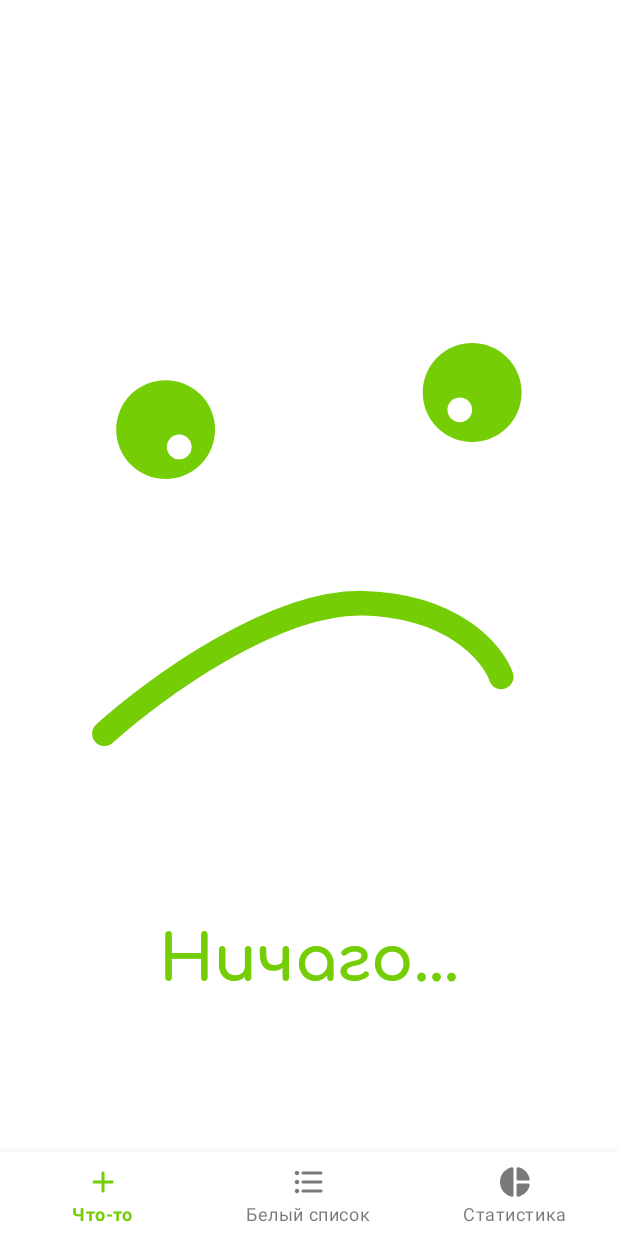
After one commit to andrewlevada/care-phone, an Android app: the fragment StatisticsFragment placed in its activity, on a phone screen of 412 x 824 dp. The commit adds this screen. Run offline under Robolectric (Android 15) with nearby library versions, the phone set to English and light mode, and no system bars.

Commit message:
Filler for statistics fragment added

```diff
--- a/app/src/main/java/com/andrewlevada/carephone/activities/HomeActivity.java
+++ b/app/src/main/java/com/andrewlevada/carephone/activities/HomeActivity.java
@@ -74,7 +74,7 @@ public class HomeActivity extends AppCompatActivity {
                         break;
 
                     case R.id.home_nav_stats:
-                        // TODO: Add new fragment
+                        fragment = new StatisticsFragment(itself);
                         break;
                 }
 
--- /dev/null
+++ b/app/src/main/java/com/andrewlevada/carephone/activities/StatisticsFragment.java
@@ -0,0 +1,32 @@
+package com.andrewlevada.carephone.activities;
+
+import android.os.Bundle;
+import android.view.LayoutInflater;
+import android.view.View;
+import android.view.ViewGroup;
+
+import androidx.fragment.app.Fragment;
+
+import com.andrewlevada.carephone.R;
+
+
+/**
+ * A simple {@link Fragment} subclass.
+ */
+public class StatisticsFragment extends Fragment {
+    private HomeActivity parentingActivity;
+
+    // Required empty public constructor
+    public StatisticsFragment() { }
+
+    StatisticsFragment(HomeActivity parentingActivity) {
+        this.parentingActivity = parentingActivity;
+    }
+
+    @Override
+    public View onCreateView(LayoutInflater inflater, ViewGroup container,
+                             Bundle savedInstanceState) {
+        // Inflate the layout for this fragment
+        return inflater.inflate(R.layout.fragment_statistics, container, false);
+    }
+}
--- /dev/null
+++ b/app/src/main/res/drawable/svg_art_error_filler.xml
@@ -0,0 +1,25 @@
+<vector xmlns:android="http://schemas.android.com/apk/res/android"
+    android:width="500dp"
+    android:height="500dp"
+    android:viewportWidth="500"
+    android:viewportHeight="500">
+  <path
+      android:pathData="M134,172m-40,0a40,40 0,1 1,80 0a40,40 0,1 1,-80 0"
+      android:fillColor="#75CD06"/>
+  <path
+      android:pathData="M145,186m-10,0a10,10 0,1 1,20 0a10,10 0,1 1,-20 0"
+      android:fillColor="#ffffff"/>
+  <path
+      android:pathData="M382,142m-40,0a40,40 0,1 1,80 0a40,40 0,1 1,-80 0"
+      android:fillColor="#75CD06"/>
+  <path
+      android:pathData="M372,156m-10,0a10,10 0,1 1,20 0a10,10 0,1 1,-20 0"
+      android:fillColor="#ffffff"/>
+  <path
+      android:pathData="M84.5,418C124.5,381.833 222.6,310.1 295,312.5C367.4,314.9 398.833,353.167 405.5,372"
+      android:strokeLineJoin="round"
+      android:strokeWidth="20"
+      android:fillColor="#00000000"
+      android:strokeColor="#75CD06"
+      android:strokeLineCap="round"/>
+</vector>
--- /dev/null
+++ b/app/src/main/res/layout/fragment_statistics.xml
@@ -0,0 +1,27 @@
+<?xml version="1.0" encoding="utf-8"?>
+<LinearLayout xmlns:android="http://schemas.android.com/apk/res/android"
+    xmlns:tools="http://schemas.android.com/tools"
+    android:layout_width="match_parent"
+    android:layout_height="match_parent"
+    tools:context=".activities.StatisticsFragment"
+    android:orientation="vertical"
+    android:gravity="center"
+    android:background="@color/colorSurface">
+
+    <!-- TODO: Update filler fragment layout -->
+    <ImageView
+        android:layout_width="wrap_content"
+        android:layout_height="wrap_content"
+        android:src="@drawable/svg_art_error_filler"
+        android:scaleType="centerInside"/>
+
+    <TextView
+        android:layout_width="wrap_content"
+        android:layout_height="wrap_content"
+        android:text="Ничаго..."
+        android:fontFamily="@font/comfortaa_bold"
+        android:textColor="@color/colorPrimary"
+        android:textAlignment="center"
+        android:textSize="42sp"/>
+
+</LinearLayout>
```
